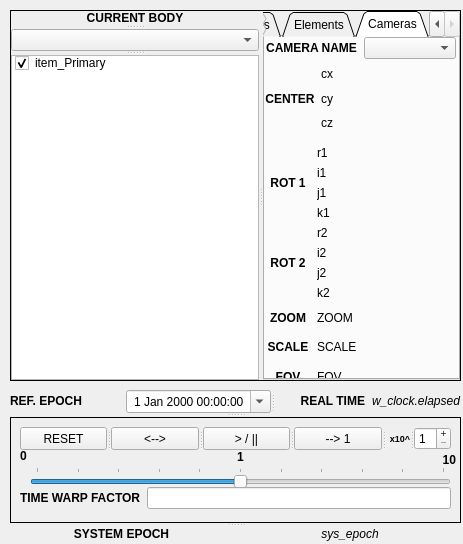
The window that ui/composite.ui (MadMaxFZ/sns2) describes before a commit, drawn with Qt 5.
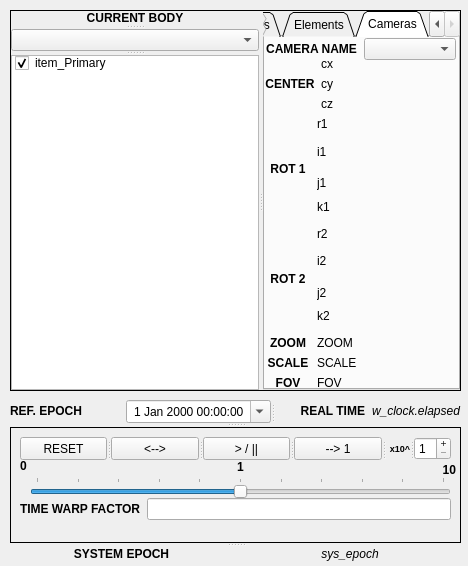
The same window after the commit.

Commit message: Graphics working, basic GUI composed, now to tie in the signals/slots in the main thread... adding new class: CameraSet

What changed in the file:
```diff
--- a/ui/composite.ui
+++ b/ui/composite.ui
@@ -6,8 +6,8 @@
    <rect>
     <x>0</x>
     <y>0</y>
-    <width>463</width>
-    <height>544</height>
+    <width>468</width>
+    <height>566</height>
    </rect>
   </property>
   <property name="sizePolicy">
@@ -25,7 +25,7 @@
      <x>10</x>
      <y>10</y>
      <width>451</width>
-     <height>531</height>
+     <height>561</height>
     </rect>
    </property>
    <property name="sizePolicy">
@@ -38,9 +38,9 @@
     <property name="geometry">
      <rect>
       <x>0</x>
-      <y>380</y>
+      <y>390</y>
       <width>461</width>
-      <height>151</height>
+      <height>161</height>
      </rect>
     </property>
     <property name="sizePolicy">
@@ -55,7 +55,7 @@
        <x>0</x>
        <y>0</y>
        <width>451</width>
-       <height>151</height>
+       <height>161</height>
       </rect>
      </property>
      <property name="orientation">
@@ -285,13 +285,13 @@
         </property>
        </widget>
       </widget>
-      <widget class="QWidget" name="">
+      <widget class="QWidget" name="layoutWidget">
        <property name="geometry">
         <rect>
          <x>10</x>
          <y>70</y>
          <width>431</width>
-         <height>22</height>
+         <height>24</height>
         </rect>
        </property>
        <layout class="QHBoxLayout" name="horizontalLayout_8">
@@ -350,7 +350,7 @@
       <x>0</x>
       <y>0</y>
       <width>451</width>
-      <height>371</height>
+      <height>381</height>
      </rect>
     </property>
     <property name="sizePolicy">
@@ -1017,16 +1017,16 @@
       <attribute name="title">
        <string>Cameras</string>
       </attribute>
-      <widget class="QWidget" name="">
+      <widget class="QWidget" name="layoutWidget">
        <property name="geometry">
         <rect>
          <x>0</x>
          <y>20</y>
          <width>191</width>
-         <height>331</height>
+         <height>333</height>
         </rect>
        </property>
-       <layout class="QVBoxLayout" name="verticalLayout_6" stretch="2,0,0,2">
+       <layout class="QVBoxLayout" name="verticalLayout_6" stretch="1,2,2,1">
         <item>
          <layout class="QHBoxLayout" name="horizontalLayout" stretch="1,3">
           <item>
@@ -1313,13 +1313,13 @@
         </item>
        </layout>
       </widget>
-      <widget class="QWidget" name="">
+      <widget class="QWidget" name="layoutWidget">
        <property name="geometry">
         <rect>
          <x>0</x>
          <y>0</y>
          <width>191</width>
-         <height>22</height>
+         <height>24</height>
         </rect>
        </property>
        <layout class="QHBoxLayout" name="horizontalLayout_7">
```
Left out of the diff: 10 changed lines with no effect on the pictures. The commit also changes 5 other files.
